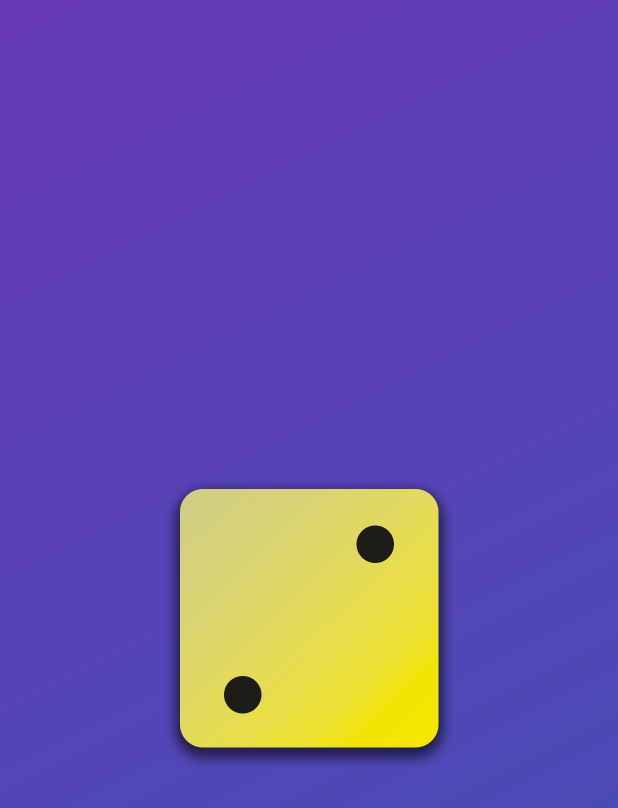
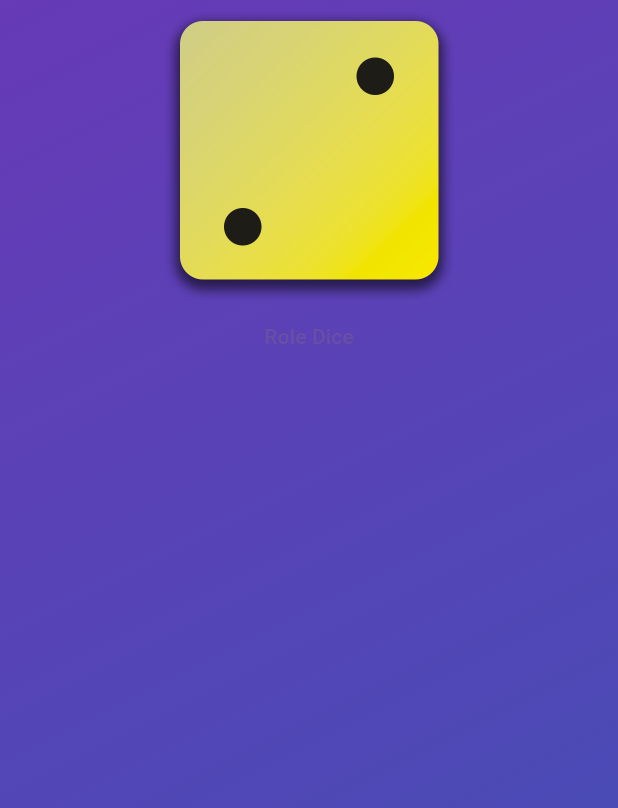
Before and after one commit to MinhNhatQA15101910/flutter_basics, a Flutter app: the screen it shows after launch, on a phone screen of 412 x 824 dp. Shown: the top 808 px of the screen. Run offline on Flutter 3.47's test engine with Material 3 defaults, Android fonts, the phone set to English and light mode, and no system bars.

Commit message:
Adding buttons and using functions as values.

```diff
--- a/lib/gradient_container.dart
+++ b/lib/gradient_container.dart
@@ -14,6 +14,8 @@ class GradientContainer extends StatelessWidget {
   final Color color1;
   final Color color2;
 
+  void rollDice() {}
+
   @override
   Widget build(context) {
     return Container(
@@ -25,9 +27,17 @@ class GradientContainer extends StatelessWidget {
         ),
       ),
       child: Center(
-        child: Image.asset(
-          'assets/images/dice-2.png',
-          width: 200,
+        child: Column(
+          children: [
+            Image.asset(
+              'assets/images/dice-2.png',
+              width: 200,
+            ),
+            TextButton(
+              onPressed: rollDice,
+              child: const Text('Role Dice'),
+            )
+          ],
         ),
       ),
     );
```
